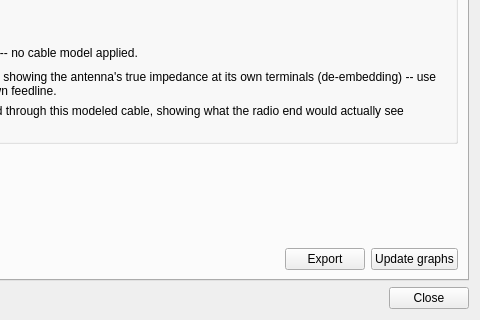
Qt form src/settings.ui (K4HEZ/AntScopeZ) before a commit; both pictures show x 317 to 797 and y 290 to 610 of the 797 by 610 pixel window.
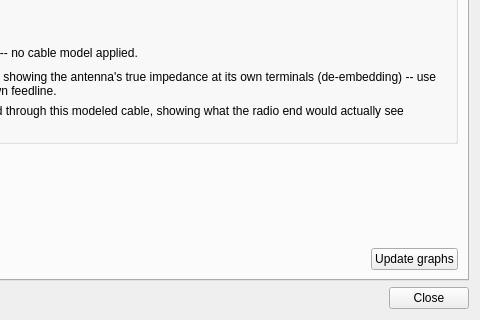
The same form after that commit. The open tabs and pages were chosen to show the change. Custom widgets are drawn as their Qt base class.

Commit message: Lossless .asd; Save dialog 'Apply AntScopeZ Corrections'; retire Cable tab Export

What changed in the file:
```diff
--- a/src/settings.ui
+++ b/src/settings.ui
@@ -1683,13 +1683,6 @@
            </property>
           </spacer>
          </item>
-         <item>
-          <widget class="QPushButton" name="exportBtn">
-           <property name="text">
-            <string>Export</string>
-           </property>
-          </widget>
-         </item>
          <item>
           <widget class="QPushButton" name="updateGraphsBtn">
            <property name="text">
```
Left out of the diff: 1 changed line with no effect on the pictures. The commit also changes 15 other files.
